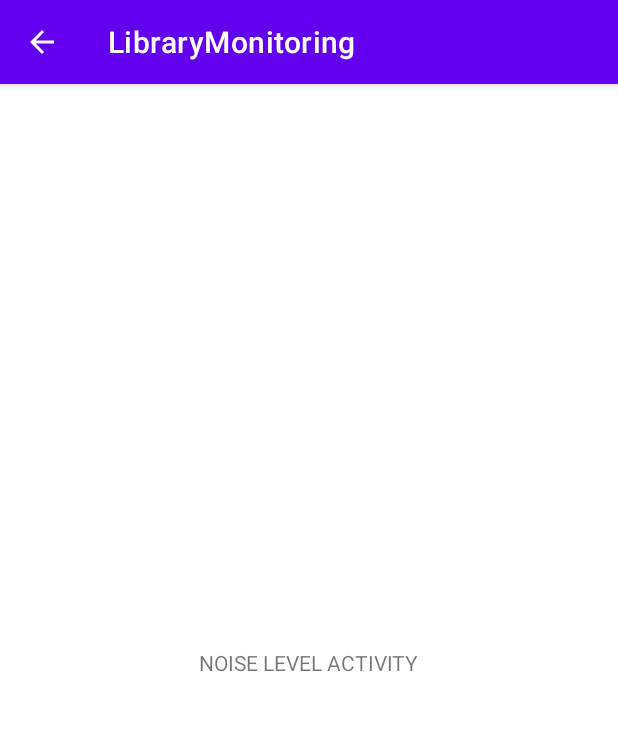
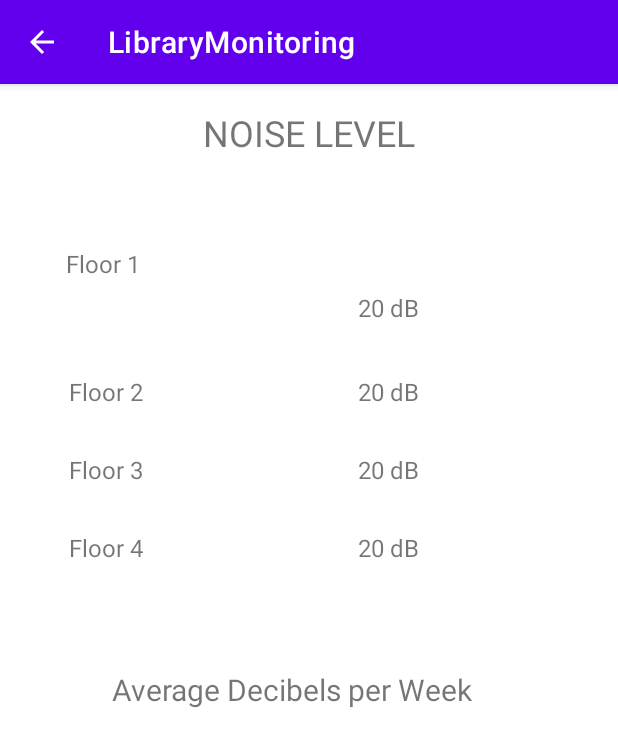
Before and after one commit to Iwuh/elec-coen-390-f2022-project, an Android app: the NoiseLevelActivity screen opened directly, with no data from a screen before it, on a phone screen of 412 x 824 dp. Shown: the top 747 px of the screen. Run offline under Robolectric (Android 15) with nearby library versions, the phone set to English and light mode, and no system bars.

Commit message:
Added textviews on noise level screen

```diff
--- a/app/src/main/res/layout/activity_noise_level.xml
+++ b/app/src/main/res/layout/activity_noise_level.xml
@@ -7,14 +7,123 @@
     tools:context=".NoiseLevelActivity">
 
     <TextView
+        android:id="@+id/noise_level_textView"
+        android:layout_width="wrap_content"
+        android:layout_height="wrap_content"
+        android:layout_marginStart="132dp"
+        android:layout_marginTop="16dp"
+        android:layout_marginEnd="132dp"
+        android:text="NOISE LEVEL"
+        android:textSize="24sp"
+        app:layout_constraintEnd_toEndOf="parent"
+        app:layout_constraintStart_toStartOf="parent"
+        app:layout_constraintTop_toTopOf="parent" />
+
+    <TextView
+        android:id="@+id/floor_1__dB_textView"
+        android:layout_width="wrap_content"
+        android:layout_height="wrap_content"
+        android:layout_marginStart="44dp"
+        android:text="Floor 1"
+        android:textSize="16sp"
+        app:layout_constraintBottom_toBottomOf="parent"
+        app:layout_constraintStart_toStartOf="parent"
+        app:layout_constraintTop_toTopOf="parent"
+        app:layout_constraintVertical_bias="0.146" />
+
+    <TextView
+        android:id="@+id/floor_2__dB_textView"
+        android:layout_width="wrap_content"
+        android:layout_height="wrap_content"
+        android:layout_marginBottom="552dp"
+        android:text="Floor 2"
+        android:textSize="16sp"
+        app:layout_constraintBottom_toBottomOf="parent"
+        app:layout_constraintEnd_toEndOf="parent"
+        app:layout_constraintHorizontal_bias="0.126"
+        app:layout_constraintStart_toStartOf="parent" />
+
+    <TextView
+        android:id="@+id/floor_3__dB_textView"
+        android:layout_width="wrap_content"
+        android:layout_height="wrap_content"
+        android:layout_marginBottom="500dp"
+        android:text="Floor 3"
+        android:textSize="16sp"
+        app:layout_constraintBottom_toBottomOf="parent"
+        app:layout_constraintEnd_toEndOf="parent"
+        app:layout_constraintHorizontal_bias="0.126"
+        app:layout_constraintStart_toStartOf="parent" />
+
+    <TextView
+        android:id="@+id/floor_4__dB_textView"
+        android:layout_width="wrap_content"
+        android:layout_height="wrap_content"
+        android:layout_marginBottom="448dp"
+        android:text="Floor 4"
+        android:textSize="16sp"
+        app:layout_constraintBottom_toBottomOf="parent"
+        app:layout_constraintEnd_toEndOf="parent"
+        app:layout_constraintHorizontal_bias="0.126"
+        app:layout_constraintStart_toStartOf="parent" />
+
+    <TextView
         android:id="@+id/textView"
         android:layout_width="wrap_content"
         android:layout_height="wrap_content"
-        android:layout_marginStart="132dp"
-        android:layout_marginTop="376dp"
-        android:layout_marginEnd="132dp"
-        android:text="NOISE LEVEL ACTIVITY"
+        android:layout_marginBottom="608dp"
+        android:text="20 dB"
+        android:textSize="16sp"
+        app:layout_constraintBottom_toBottomOf="parent"
         app:layout_constraintEnd_toEndOf="parent"
-        app:layout_constraintStart_toStartOf="parent"
-        app:layout_constraintTop_toTopOf="parent" />
+        app:layout_constraintHorizontal_bias="0.643"
+        app:layout_constraintStart_toStartOf="parent" />
+
+    <TextView
+        android:id="@+id/textView8"
+        android:layout_width="wrap_content"
+        android:layout_height="wrap_content"
+        android:layout_marginBottom="552dp"
+        android:text="20 dB"
+        android:textSize="16sp"
+        app:layout_constraintBottom_toBottomOf="parent"
+        app:layout_constraintEnd_toEndOf="parent"
+        app:layout_constraintHorizontal_bias="0.643"
+        app:layout_constraintStart_toStartOf="parent" />
+
+    <TextView
+        android:id="@+id/textView9"
+        android:layout_width="wrap_content"
+        android:layout_height="wrap_content"
+        android:layout_marginBottom="500dp"
+        android:text="20 dB"
+        android:textSize="16sp"
+        app:layout_constraintBottom_toBottomOf="parent"
+        app:layout_constraintEnd_toEndOf="parent"
+        app:layout_constraintHorizontal_bias="0.643"
+        app:layout_constraintStart_toStartOf="parent" />
+
+    <TextView
+        android:id="@+id/textView10"
+        android:layout_width="wrap_content"
+        android:layout_height="wrap_content"
+        android:layout_marginBottom="448dp"
+        android:text="20 dB"
+        android:textSize="16sp"
+        app:layout_constraintBottom_toBottomOf="parent"
+        app:layout_constraintEnd_toEndOf="parent"
+        app:layout_constraintHorizontal_bias="0.643"
+        app:layout_constraintStart_toStartOf="parent" />
+
+    <TextView
+        android:id="@+id/average_dB_textview"
+        android:layout_width="262dp"
+        android:layout_height="30dp"
+        android:layout_marginBottom="348dp"
+        android:text="Average Decibels per Week"
+        android:textSize="20sp"
+        app:layout_constraintBottom_toBottomOf="parent"
+        app:layout_constraintEnd_toEndOf="parent"
+        app:layout_constraintHorizontal_bias="0.496"
+        app:layout_constraintStart_toStartOf="parent" />
 </androidx.constraintlayout.widget.ConstraintLayout>
```
